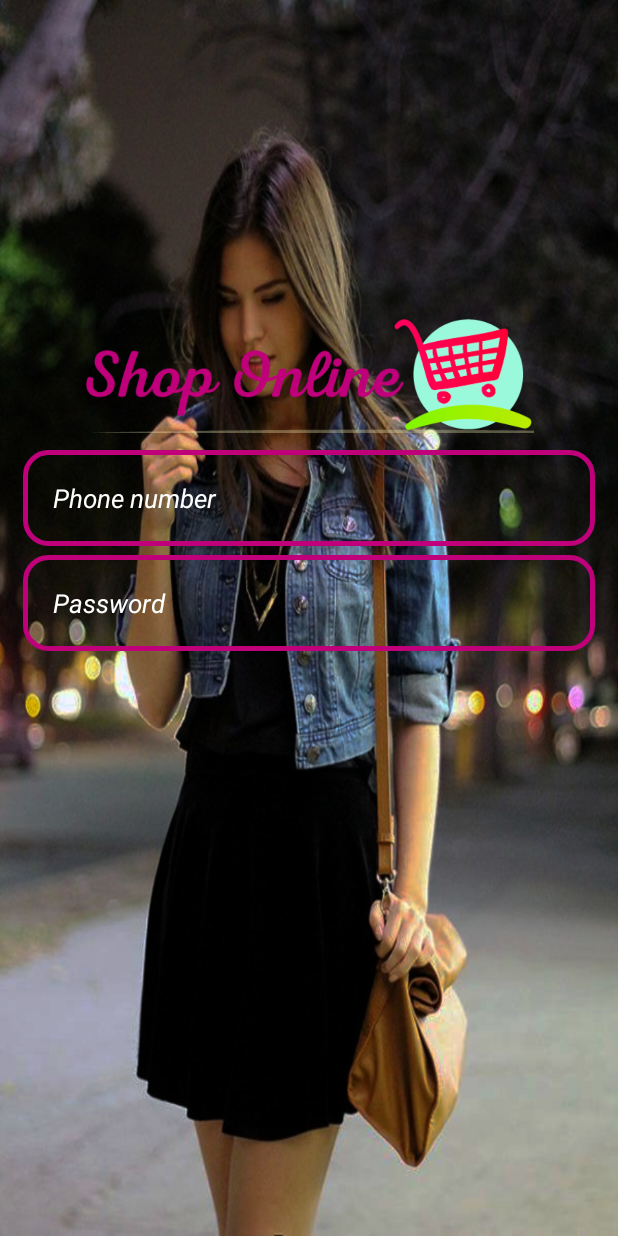
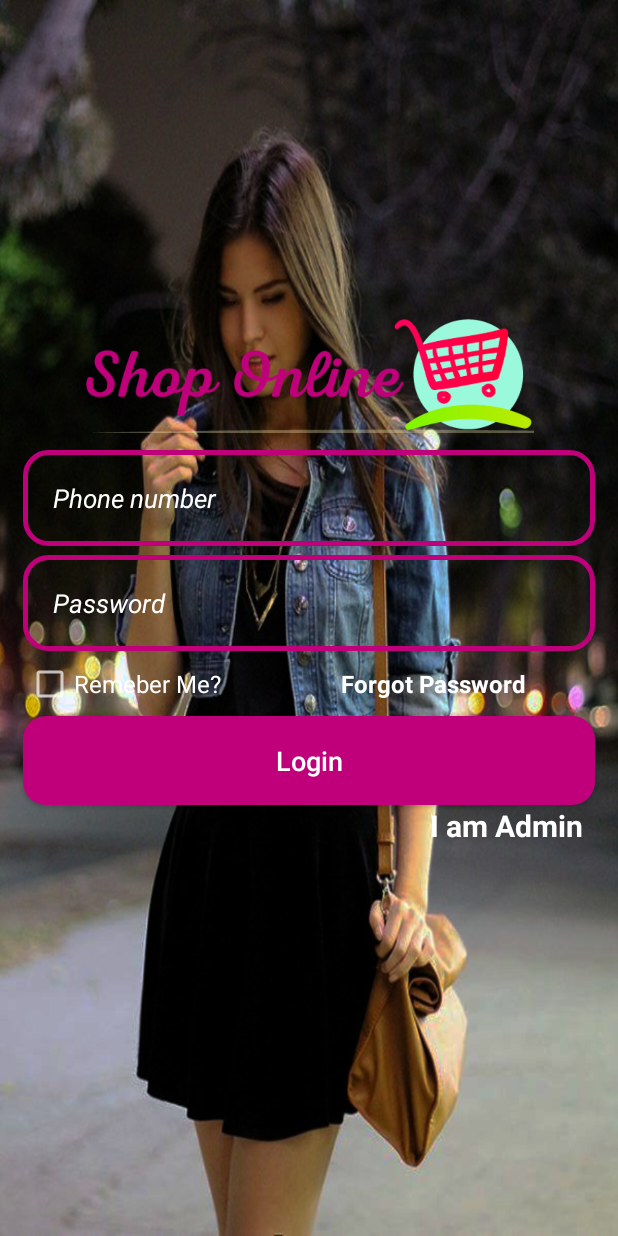
Before and after one commit to TimzOwen/NetMall, an Android app: the LoginActivity screen opened directly, with no data from a screen before it, on a phone screen of 412 x 824 dp. Run offline under Robolectric (Android 15) with nearby library versions, the light colour scheme and no system bars; plain views replace CheckBox.

Commit message:
connected app to firebase

```diff
--- a/app/build.gradle
+++ b/app/build.gradle
@@ -1,11 +1,12 @@
 apply plugin: 'com.android.application'
+apply plugin: 'com.google.gms.google-services'
 
 android {
     compileSdkVersion 29
     buildToolsVersion "29.0.2"
     defaultConfig {
         applicationId "com.example.netmall"
-        minSdkVersion 15
+        minSdkVersion 16
         targetSdkVersion 29
         versionCode 1
         versionName "1.0"
@@ -23,9 +24,12 @@ dependencies {
     implementation fileTree(dir: 'libs', include: ['*.jar'])
     implementation 'androidx.appcompat:appcompat:1.1.0'
     implementation 'androidx.constraintlayout:constraintlayout:1.1.3'
+    implementation 'com.google.firebase:firebase-auth:19.1.0'
+    implementation 'com.google.firebase:firebase-database:19.2.0'
+    implementation 'com.google.firebase:firebase-storage:19.1.0'
     testImplementation 'junit:junit:4.12'
     implementation 'androidx.cardview:cardview:1.0.0'
-//    implementation 'com.github.rey5137:material:1.3.0'
+    implementation 'com.github.rey5137:material:1.2.5'
     implementation 'androidx.recyclerview:recyclerview:1.0.0'
     androidTestImplementation 'androidx.test.ext:junit:1.1.1'
     androidTestImplementation 'androidx.test.espresso:espresso-core:3.2.0'
--- a/app/src/main/res/layout/activity_login.xml
+++ b/app/src/main/res/layout/activity_login.xml
@@ -55,8 +55,74 @@
         android:layout_height="wrap_content"
         android:orientation="horizontal"
         android:layout_below="@id/et_input_password_number"
-        android:layout_marginTop="6dp"
+        android:layout_marginTop="6dp">
 
-        />
+        <com.rey.material.widget.CheckBox
+            android:id="@+id/checkbox_rem_me"
+            android:layout_width="wrap_content"
+            android:layout_height="wrap_content"
+            style="@style/Material.Drawable.CheckBox"
+            android:text="Remeber Me?"
+            android:textColor="@android:color/white"
+            app:cbd_strokeColor="@android:color/white"
+            android:layout_marginStart="17sp"
+            android:textSize="16sp"
+            android:gravity="center_vertical"
+            android:layout_marginLeft="17sp" />
+        <TextView
+            android:id="@+id/tv_forgotPassword"
+            android:layout_width="wrap_content"
+            android:layout_height="wrap_content"
+            android:textSize="16sp"
+            android:textStyle="bold"
+            android:text="Forgot Password"
+            android:layout_marginLeft="80dp"
+            android:textColor="@android:color/white"
+            />
+    </LinearLayout>
+    <Button
+        android:id="@+id/btn_loginpg_join"
+        android:layout_width="match_parent"
+        android:layout_height="wrap_content"
+        android:layout_below="@id/linear_layout_1"
+        android:layout_marginLeft="15dp"
+        android:layout_marginRight="15dp"
+        android:layout_alignParentLeft="true"
+        android:layout_marginTop="5dp"
+        android:textSize="18sp"
+        android:padding="17dp"
+        android:textColor="@android:color/white"
+        android:background="@drawable/buttons"
+        android:textAllCaps="false"
+        android:text="Login"/>
+    <TextView
+        android:id="@+id/tv_admin"
+        android:layout_width="wrap_content"
+        android:layout_height="wrap_content"
+        android:textSize="20sp"
+        android:textStyle="bold"
+        android:text="I am Admin"
+        android:layout_alignParentEnd="true"
+        android:layout_marginLeft="80dp"
+        android:layout_below="@id/btn_loginpg_join"
+        android:layout_marginEnd="23dp"
+        android:textColor="@android:color/white"
+        android:layout_alignParentRight="true"
+        android:layout_marginRight="23dp" />
+    <TextView
+        android:id="@+id/tv_not_admin"
+        android:layout_width="wrap_content"
+        android:layout_height="wrap_content"
+        android:textSize="20sp"
+        android:textStyle="bold"
+        android:text="I am not Admin"
+        android:layout_alignParentStart="true"
+        android:layout_marginLeft="80dp"
+        android:layout_below="@id/btn_loginpg_join"
+        android:textColor="@android:color/white"
+        android:layout_alignParentRight="true"
+        android:layout_marginStart="25dp"
+        android:layout_alignParentLeft="true"
+        android:visibility="invisible"/>
 
 </RelativeLayout>
--- a/build.gradle
+++ b/build.gradle
@@ -8,6 +8,7 @@ buildscript {
     }
     dependencies {
         classpath 'com.android.tools.build:gradle:3.5.2'
+        classpath 'com.google.gms:google-services:4.2.0'
 
         // NOTE: Do not place your application dependencies here; they belong
         // in the individual module build.gradle files
```
